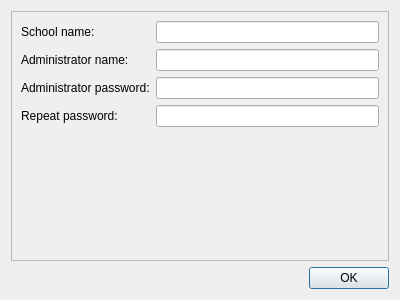
Above: ui/server/serversetup.ui from Open-Typer/Open-Typer before the change. Below: the same form after it.
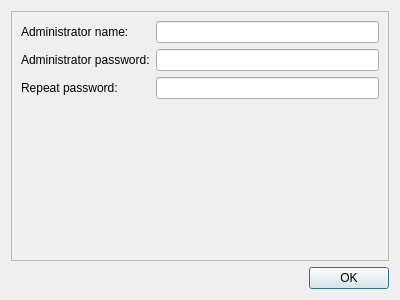
That is the form after the change.

Commit message: server: Remove school name

```diff
--- a/ui/server/serversetup.ui
+++ b/ui/server/serversetup.ui
@@ -24,41 +24,27 @@
      </property>
      <layout class="QFormLayout" name="formLayout">
       <item row="0" column="0">
-       <widget class="QLabel" name="schoolNameLabel">
-        <property name="text">
-         <string>School name:</string>
-        </property>
-       </widget>
-      </item>
-      <item row="0" column="1">
-       <widget class="QLineEdit" name="schoolNameEdit">
-        <property name="maxLength">
-         <number>64</number>
-        </property>
-       </widget>
-      </item>
-      <item row="1" column="0">
        <widget class="QLabel" name="adminNameLabel">
         <property name="text">
          <string>Administrator name:</string>
         </property>
        </widget>
       </item>
-      <item row="1" column="1">
+      <item row="0" column="1">
        <widget class="QLineEdit" name="adminNameEdit">
         <property name="maxLength">
          <number>32</number>
         </property>
        </widget>
       </item>
-      <item row="2" column="0">
+      <item row="1" column="0">
        <widget class="QLabel" name="adminPasswordLabel">
         <property name="text">
          <string>Administrator password:</string>
         </property>
        </widget>
       </item>
-      <item row="2" column="1">
+      <item row="1" column="1">
        <widget class="QLineEdit" name="adminPasswordEdit">
         <property name="maxLength">
          <number>32</number>
@@ -68,23 +54,23 @@
         </property>
        </widget>
       </item>
-      <item row="3" column="1">
-       <widget class="QLineEdit" name="repeatPasswordEdit">
-        <property name="maxLength">
-         <number>32</number>
-        </property>
-        <property name="echoMode">
-         <enum>QLineEdit::Password</enum>
-        </property>
-       </widget>
-      </item>
-      <item row="3" column="0">
+      <item row="2" column="0">
        <widget class="QLabel" name="repeatPasswordLabel">
         <property name="text">
          <string>Repeat password:</string>
         </property>
        </widget>
       </item>
+      <item row="2" column="1">
+       <widget class="QLineEdit" name="repeatPasswordEdit">
+        <property name="maxLength">
+         <number>32</number>
+        </property>
+        <property name="echoMode">
+         <enum>QLineEdit::Password</enum>
+        </property>
+       </widget>
+      </item>
      </layout>
     </widget>
    </item>
```
The commit also changes 4 other files.
